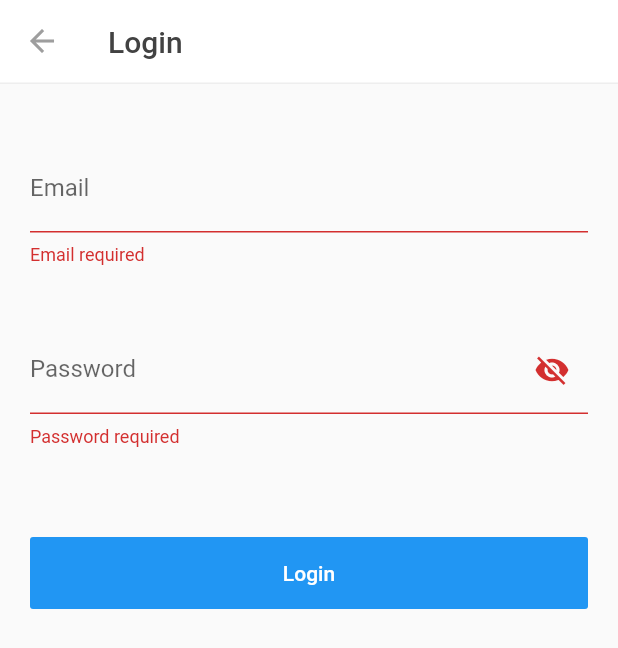
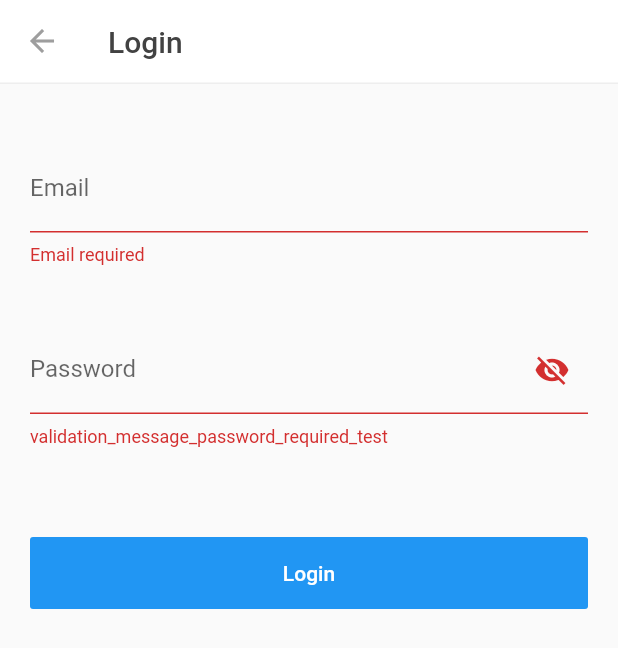
Before and after one commit to toureholder/flutter_workshop, a Flutter app: the Login screen opened directly, after a tap on "Login", on a phone screen of 412 x 824 dp. Shown: the top 648 px of the screen. Run offline on Flutter 3.47's test engine with Material 2 defaults, Android fonts, the phone set to English and light mode, and no system bars; network calls fail.

Commit message:
:cool: Remove form validation from UI

```diff
--- a/lib/config/l10n.dart
+++ b/lib/config/l10n.dart
@@ -23,7 +23,7 @@ class L10n {
   final String defaultLanguageCode = AppLocales.supportedLanguageCodes.first;
   static Map<String, Map<String, String>> _localizedValues = Strings.map;
 
-  String get(String key) {
+  String _get(String key) {
     if (_localizedValues[key] == null) return key;
 
     return _localizedValues[key][locale.languageCode] ??
@@ -32,7 +32,7 @@ class L10n {
   }
 
   static String getString(BuildContext context, String key) =>
-      Localizations.of<L10n>(context, L10n).get(key);
+      key == null ? null : Localizations.of<L10n>(context, L10n)._get(key);
 }
 
 class AppLocales {
--- a/lib/feature/login/login.dart
+++ b/lib/feature/login/login.dart
@@ -5,6 +5,7 @@ import 'package:flutter_workshop/feature/login/login_bloc.dart';
 import 'package:flutter_workshop/model/login/login_request.dart';
 import 'package:flutter_workshop/model/login/login_response.dart';
 import 'package:flutter_workshop/util/http_event.dart';
+import 'package:flutter_workshop/util/form_field_validator.dart';
 
 class Login extends StatefulWidget {
   @override
@@ -71,7 +72,8 @@ class _LoginState extends State<Login> {
           labelText: L10n.getString(context, 'login_password'),
           suffixIcon: _visibilityToggle()),
       obscureText: !_isPasswordVisible,
-      validator: _validatePassword,
+      validator: (input) => L10n.getString(
+          context, CustomFormFieldValidator.validatePassword(input)),
     );
   }
 
@@ -89,7 +91,8 @@ class _LoginState extends State<Login> {
         controller: _emailController,
         decoration:
             InputDecoration(labelText: L10n.getString(context, 'login_email')),
-        validator: _validateEmail);
+        validator: (input) => L10n.getString(
+            context, CustomFormFieldValidator.validateEmail(input)));
   }
 
   Widget _button(BuildContext context, bool isLoading) {
@@ -121,32 +124,8 @@ class _LoginState extends State<Login> {
   }
 
   _sendLoginRequest() {
-    final loginRequest = LoginRequest(_emailController.text, _passwordController.text);
+    final loginRequest =
+        LoginRequest(_emailController.text, _passwordController.text);
     _bloc.login(loginRequest);
   }
-
-  String _validateEmail(String input) {
-    String message;
-
-    Pattern pattern =
-        r'^(([^<>()[\]\\.,;:\s@\"]+(\.[^<>()[\]\\.,;:\s@\"]+)*)|(\".+\"))@((\[[0-9]{1,3}\.[0-9]{1,3}\.[0-9]{1,3}\.[0-9]{1,3}\])|(([a-zA-Z\-0-9]+\.)+[a-zA-Z]{2,}))$';
-    RegExp regex = new RegExp(pattern);
-
-    if (input.trim().isEmpty)
-      message = L10n.getString(context, 'validation_message_email_required');
-    else if (!regex.hasMatch(input))
-      message = L10n.getString(context, 'validation_message_email_invalid');
-    return message;
-  }
-
-  String _validatePassword(String input) {
-    String message;
-
-    if (input.trim().isEmpty)
-      message = L10n.getString(context, 'validation_message_password_required');
-    else if (input.length < 6)
-      message =
-          L10n.getString(context, 'validation_message_password_too_short');
-    return message;
-  }
 }
--- /dev/null
+++ b/lib/util/form_field_validator.dart
@@ -0,0 +1,25 @@
+class CustomFormFieldValidator {
+  static String validateEmail(String input) {
+    String message;
+
+    Pattern pattern =
+        r'^(([^<>()[\]\\.,;:\s@\"]+(\.[^<>()[\]\\.,;:\s@\"]+)*)|(\".+\"))@((\[[0-9]{1,3}\.[0-9]{1,3}\.[0-9]{1,3}\.[0-9]{1,3}\])|(([a-zA-Z\-0-9]+\.)+[a-zA-Z]{2,}))$';
+    RegExp regex = new RegExp(pattern);
+
+    if (input.trim().isEmpty)
+      message = 'validation_message_email_required';
+    else if (!regex.hasMatch(input))
+      message = 'validation_message_email_invalid';
+    return message;
+  }
+
+  static String validatePassword(String input) {
+    String message;
+
+    if (input.trim().isEmpty)
+      message = 'validation_message_password_required_test';
+    else if (input.length < 6)
+      message = 'validation_message_password_too_short';
+    return message;
+  }
+}
```
